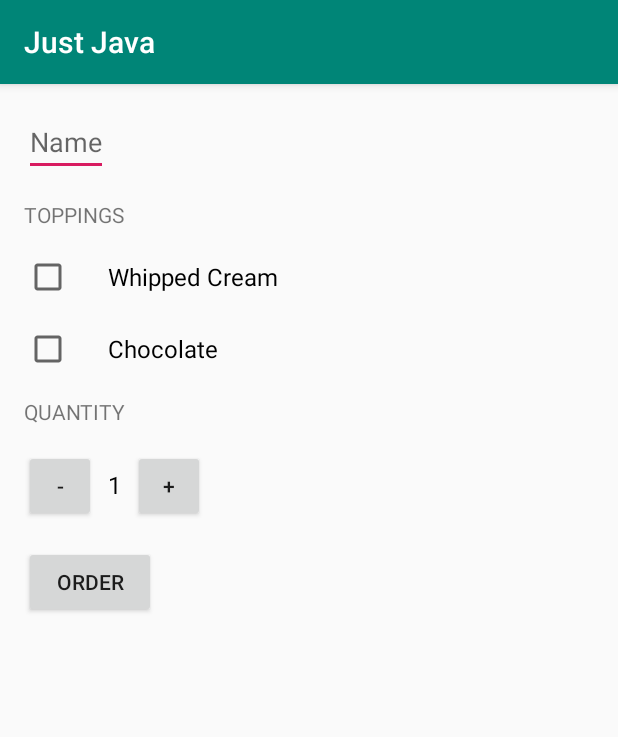
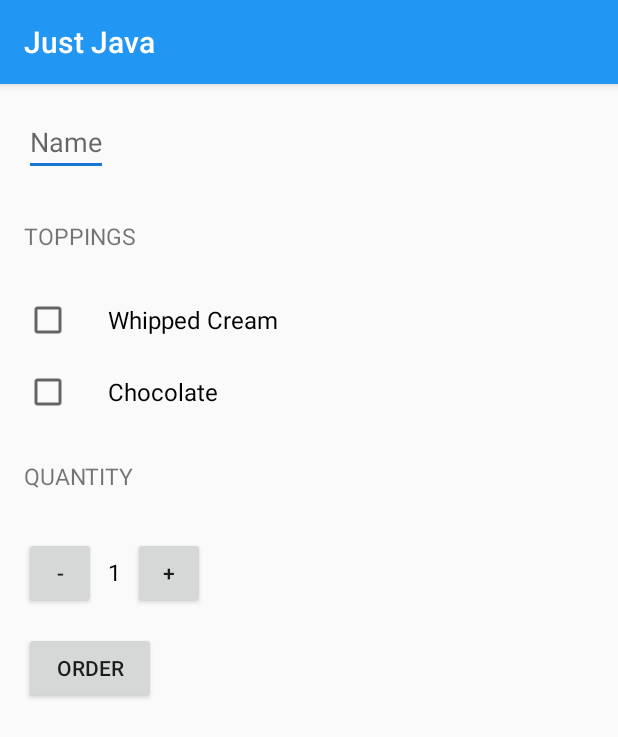
Before and after one commit to manisha-A/coffeeshots, an Android app: the screen it shows after launch (MainActivity), after a tap on "ORDER", on a phone screen of 412 x 824 dp. Shown: the top 737 px of the screen. Run offline under Robolectric (Android 15) with nearby library versions, the phone set to English and light mode, and no system bars.

Commit message:
apply styles and theme

```diff
--- a/app/src/main/java/com/example/android/justjava/MainActivity.java
+++ b/app/src/main/java/com/example/android/justjava/MainActivity.java
@@ -9,6 +9,8 @@ import android.widget.CheckBox;
 import android.widget.EditText;
 import android.widget.TextView;
 import android.widget.Toast;
+
+import java.text.NumberFormat;
 
 /**
  * This app displays an order form to order coffee.
@@ -103,12 +105,12 @@ public class MainActivity extends AppCompatActivity {
      * @return
      */
     private String createOrderSummary(String name, int orderPrice, boolean whippedCreamOrdered, boolean chocolateTopping) {
-        String orderSummary = getString(R.string.order_summary_name) +
-                name + "\n" +
-                R.string.order_summary_whipped_cream + whippedCreamOrdered +
-                "\n" + R.string.order_summary_chocolate + chocolateTopping + "\n" +
-                R.string.order_summary_quantity + quantity + "\n" +
-                R.string.order_summary_total + orderPrice + "\n" + R.string.thank_you;
+        String orderSummary = getString(R.string.order_summary_name, name) +
+                "\n" + getString(R.string.order_summary_whipped_cream, whippedCreamOrdered) +
+                "\n" + getString(R.string.order_summary_chocolate, chocolateTopping) +
+                "\n" + getString(R.string.order_summary_quantity, quantity) +
+                "\n" + getString(R.string.order_summary_total, NumberFormat.getCurrencyInstance().format(orderPrice)) +
+                "\n" + getString(R.string.thank_you);
         return orderSummary;
     }
 
--- a/app/src/main/res/layout/activity_main.xml
+++ b/app/src/main/res/layout/activity_main.xml
@@ -24,11 +24,9 @@
         />
 
     <TextView
-        android:layout_width="wrap_content"
-        android:layout_height="wrap_content"
+        style="@style/HeaderTextStyle"
         android:layout_marginBottom="16dp"
-        android:text="@string/toppings"
-        android:textAllCaps="true" />
+        android:text="@string/toppings" />
 
     <CheckBox
         android:id="@+id/toppings"
@@ -49,11 +47,9 @@
         android:textSize="16sp" />
 
     <TextView
-        android:layout_width="wrap_content"
-        android:layout_height="wrap_content"
+        style="@style/HeaderTextStyle"
         android:layout_marginBottom="16dp"
-        android:text="@string/quantity"
-        android:textAllCaps="true" />
+        android:text="@string/quantity" />
 
 
     <LinearLayout
@@ -69,13 +65,11 @@
 
         <TextView
             android:id="@+id/quantity_text_view"
-            android:layout_width="wrap_content"
-            android:layout_height="wrap_content"
+            style="@style/HeaderTextStyle"
             android:layout_marginLeft="8dp"
             android:layout_marginRight="8dp"
             android:text="1"
-            android:textColor="@android:color/black"
-            android:textSize="16sp" />
+            android:textColor="@android:color/black" />
 
         <Button
             android:layout_width="48dp"
--- a/app/src/main/res/values/strings.xml
+++ b/app/src/main/res/values/strings.xml
@@ -1,4 +1,4 @@
-<resources>
+<resources xmlns:xliff="urn:oasis:names:tc:xliff:document:1.2">
     <string name="app_name">Just Java</string>
     <string name="quantity">Quantity</string>
     <string name="order">Order</string>
@@ -9,11 +9,31 @@
     <string name="toppings">Toppings</string>
     <string name="chocolate">Chocolate</string>
     <string name="name">Name</string>
-    <string name="order_summary_name">Name:</string>
     <string name="thank_you">Thank You!</string>
-    <string name="order_summary_whipped_cream">Add whipped cream?</string>
-    <string name="order_summary_chocolate">Add whipped cream?</string>
-    <string name="order_summary_quantity">Quantity:</string>
-    <string name="order_summary_total">Total: $</string>
-    <string name="order_summary_email_subject">"Just Java Order for "</string>
+    <string name="order_summary_name">Nombre: <xliff:g id="name" example="Amy">%s</xliff:g></string>
+    <string name="order_summary_whipped_cream">Agregue la crema batida? <xliff:g id="addWhippedCream" example="true">%b</xliff:g></string>
+    <!--
+      Chocolate topping for the order summary. It will be shown in the format of
+      "Add chocolate? true" or "Add chocolate? false". [CHAR LIMIT=NONE]
+    -->
+    <string name="order_summary_chocolate">Agregue el chocolate? <xliff:g id="addChocolate" example="true">%b</xliff:g></string>
+
+    <!--
+      Quantity of coffee cups for the order summary. It will be shown in the format of
+      "Quantity: 2", where 2 is the number of cups ordered. [CHAR LIMIT=NONE]
+    -->
+    <string name="order_summary_quantity">Cantidad: <xliff:g id="quantity" example="2">%d</xliff:g></string>
+
+
+    <!--
+      Total price for the order summary. It will be shown in the format of
+      "Total: $10" where $10 is the price. [CHAR LIMIT=NONE]
+    -->
+    <string name="order_summary_total">Total: <xliff:g id="price" example="$10">%s</xliff:g></string>
+
+    <!--
+      Subject line for the order summary email. It will be in the format of
+      "Just Java order for Amy" where Amy is the user's name. [CHAR LIMIT=NONE]
+    -->
+    <string name="order_summary_email_subject">Sólo java para <xliff:g id="name" example="Amy">%s</xliff:g></string>
 </resources>
--- a/app/src/main/res/values/styles.xml
+++ b/app/src/main/res/values/styles.xml
@@ -3,9 +3,18 @@
     <!-- Base application theme. -->
     <style name="AppTheme" parent="Theme.AppCompat.Light.DarkActionBar">
         <!-- Customize your theme here. -->
-        <item name="colorPrimary">@color/colorPrimary</item>
-        <item name="colorPrimaryDark">@color/colorPrimaryDark</item>
-        <item name="colorAccent">@color/colorAccent</item>
+        <item name="colorPrimary">#2196F3</item>
+        <item name="colorPrimaryDark">#0D47A1</item>
+        <item name="colorAccent">#1976D2</item>
+    </style>
+
+    <!--Style for Textview header in order form-->
+    <style name="HeaderTextStyle">
+        <item name="android:layout_width">wrap_content</item>
+        <item name="android:layout_height">48dp</item>
+        <item name="android:gravity">center_vertical</item>
+        <item name="android:textSize">15sp</item>
+        <item name="android:textAllCaps">true</item>
     </style>
 
 </resources>
```
